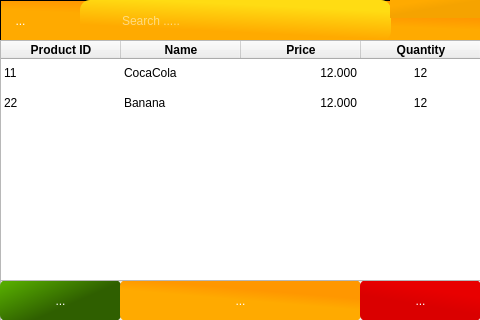
The window that HPOS/s_inventorymanager.ui (MinniHai/HPoS_Pi) describes before a commit, drawn with Qt 5.
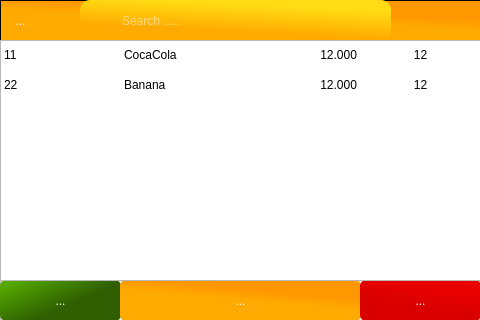
The same window after the commit. Icons and pictures are not drawn.

Diff of the .ui file:
```diff
--- a/HPOS/s_inventorymanager.ui
+++ b/HPOS/s_inventorymanager.ui
@@ -157,82 +157,6 @@
      <bool>true</bool>
     </property>
    </widget>
-   <widget class="QComboBox" name="cbProductName">
-    <property name="geometry">
-     <rect>
-      <x>390</x>
-      <y>0</y>
-      <width>91</width>
-      <height>41</height>
-     </rect>
-    </property>
-    <property name="cursor">
-     <cursorShape>ArrowCursor</cursorShape>
-    </property>
-    <property name="styleSheet">
-     <string notr="true">QLineEdit{
-	text-align: center;
-}
-QComboBox QAbstractItemView
-{
-    border: 2px solid darkgray;
-    selection-background-color: qlineargradient(spread:pad, x1:0.63, y1:0.829546, x2:0.852182, y2:0.232, stop:0 rgba(255, 170, 0, 255), stop:1 rgba(255, 220, 19, 255)) ;
-text-align: center;
-}
-QComboBox::down-arrow
-{
-	
-	
-	image: url(:/images/images/down-arrow.png);
-}
-QComboBox:hover,QPushButton:hover {
-     border: 2px solid qlineargradient(spread:pad, x1:0.63, y1:0.829546, x2:0.852182, y2:0.232, stop:0 rgba(255, 170, 0, 255), stop:1 rgba(255, 220, 19, 255)) ;
- }
-
-    QComboBox {
-    	border: 4px qlineargradient(spread:pad, x1:0.63, y1:0.829546, 			x2:0.852182, y2:0.232, stop:0 rgba(255, 170, 0, 0), stop:1 rgba(255, 220, 19, 0));
-    	border-radius: 10px;
-		
-    
-	background-color: qlineargradient(spread:pad, x1:0.067, y1:0.153, x2:0.466, y2:0.567136, stop:0.1875 rgba(255, 170, 0, 255), stop:0.818182 rgba(245, 163, 0, 255));
-		
-	font: 14pt &quot;MS Shell Dlg 2&quot;;
-    padding: 1px 2px 1px 40px;
-   	text-align: center;
-    }
-  QComboBox::drop-down
-{
-     subcontrol-origin: padding;
-     subcontrol-position: top right;
-     width: 15px;
-
-     border-left-width: 0px;
-     border-left-color: darkgray;
-     border-left-style: solid; /* just a single line */
-     border-top-right-radius: 3px; /* same radius as the QComboBox */
-     border-bottom-right-radius: 3px;
- }
- 
-     
-     
-    </string>
-    </property>
-    <property name="inputMethodHints">
-     <set>Qt::ImhLatinOnly</set>
-    </property>
-    <property name="editable">
-     <bool>true</bool>
-    </property>
-    <property name="sizeAdjustPolicy">
-     <enum>QComboBox::AdjustToContents</enum>
-    </property>
-    <property name="duplicatesEnabled">
-     <bool>false</bool>
-    </property>
-    <property name="frame">
-     <bool>true</bool>
-    </property>
-   </widget>
   </widget>
   <widget class="QFrame" name="frame_2">
    <property name="geometry">
@@ -370,7 +294,7 @@
     <bool>true</bool>
    </property>
    <attribute name="horizontalHeaderVisible">
-    <bool>true</bool>
+    <bool>false</bool>
    </attribute>
    <attribute name="horizontalHeaderCascadingSectionResizes">
     <bool>false</bool>
```
Left out of the diff: 4 changed lines with no effect on the pictures.
